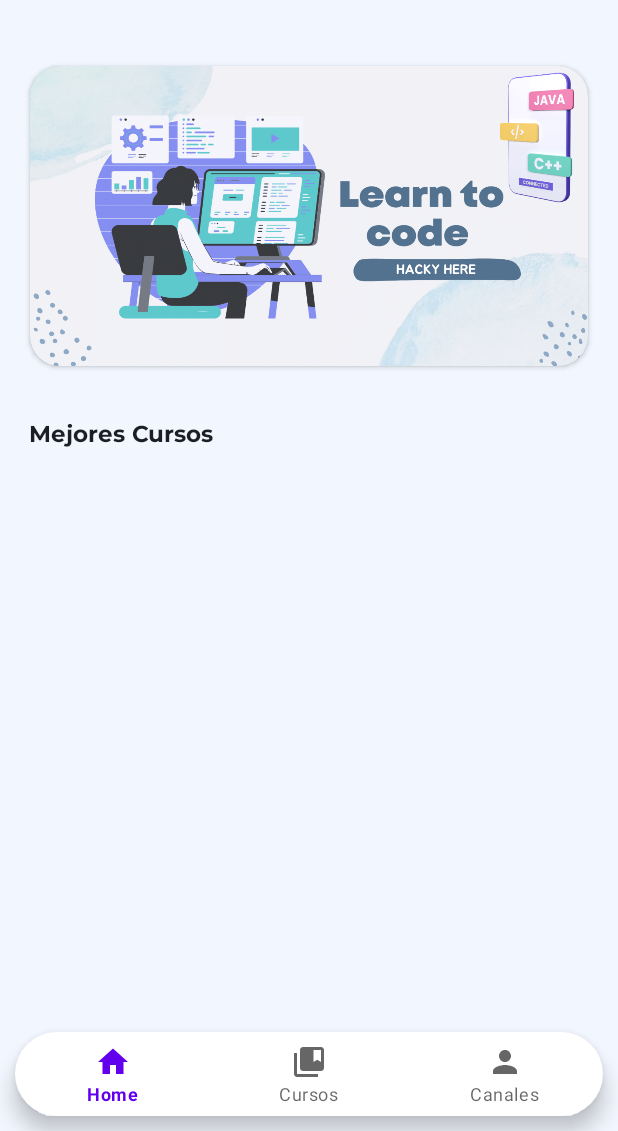
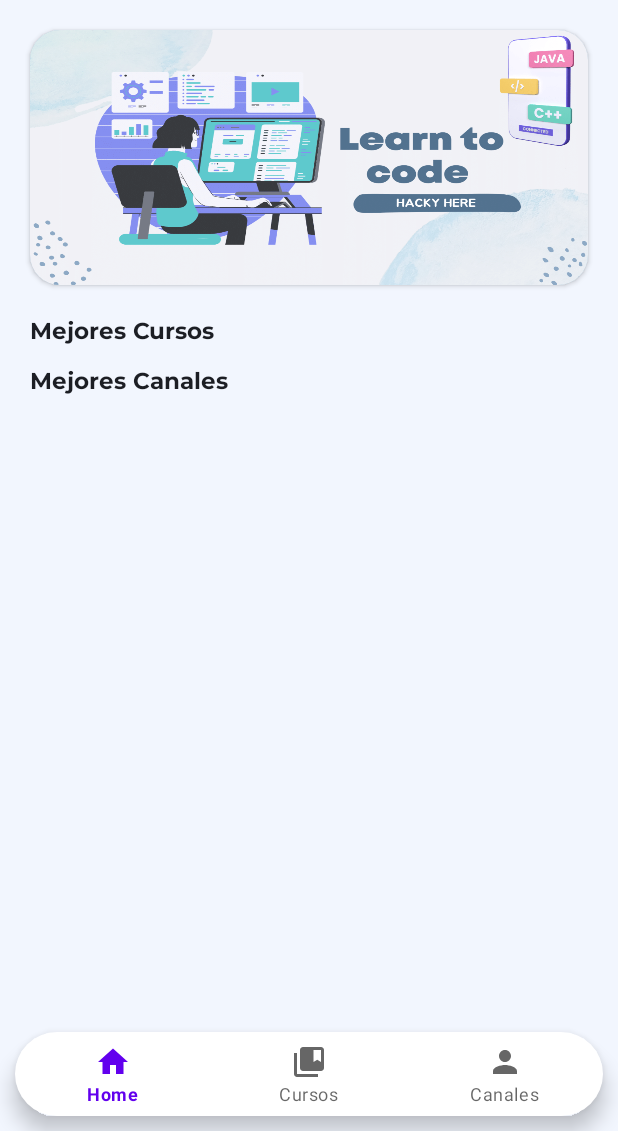
Before and after one commit to JhayCodee/Hacky, an Android app: the HomeFragment screen opened directly, with no data from a screen before it, on a phone screen of 412 x 824 dp, the part 105-1236 px from its top. Run offline under Robolectric (Android 15) with nearby library versions, the phone set to English and light mode, and no system bars; our stand-ins replace Firebase (no records; nobody signed in at launch, a user with empty details on screens opened directly), navigation-ui.

Commit message:
Design de los fragmentos terminados, incluyendo recyclers cargados con firebase.

```diff
--- a/app/src/main/java/com/hawk/hacky/view/HomeFragment.kt
+++ b/app/src/main/java/com/hawk/hacky/view/HomeFragment.kt
@@ -10,32 +10,13 @@ import androidx.recyclerview.widget.RecyclerView
 import com.google.firebase.database.*
 
 import com.hawk.hacky.R
+import com.hawk.hacky.adapter.CanalesAdapter
 import com.hawk.hacky.adapter.CursosAdapter
 import com.hawk.hacky.databinding.FragmentHomeBinding
+import com.hawk.hacky.provider.Canales
 import com.hawk.hacky.provider.Cursos
 
-// TODO: Rename parameter arguments, choose names that match
-// the fragment initialization parameters, e.g. ARG_ITEM_NUMBER
-private const val ARG_PARAM1 = "param1"
-private const val ARG_PARAM2 = "param2"
-
-/**
- * A simple [Fragment] subclass.
- * Use the [HomeFragment.newInstance] factory method to
- * create an instance of this fragment.
- */
 class HomeFragment : Fragment() {
-    // TODO: Rename and change types of parameters
-    private var param1: String? = null
-    private var param2: String? = null
-
-    override fun onCreate(savedInstanceState: Bundle?) {
-        super.onCreate(savedInstanceState)
-        arguments?.let {
-            param1 = it.getString(ARG_PARAM1)
-            param2 = it.getString(ARG_PARAM2)
-        }
-    }
 
     override fun onCreateView(
         inflater: LayoutInflater, container: ViewGroup?,
@@ -45,28 +26,48 @@ class HomeFragment : Fragment() {
         return binding.root
     }
 
-
-    // codigo del fragment
+    // view binding
     private var _binding : FragmentHomeBinding? = null
     private val binding: FragmentHomeBinding get() = _binding!!
 
+    // db
     private lateinit var dbref : DatabaseReference
     private lateinit var cursosRecyclerview : RecyclerView
+    private lateinit var canalesRecyclerView: RecyclerView
     private lateinit var cursosArrayList : ArrayList<Cursos>
-
+    private lateinit var canalessArrayList : ArrayList<Canales>
 
     override fun onViewCreated(view: View, savedInstanceState: Bundle?) {
         super.onViewCreated(view, savedInstanceState)
 
+        loadView()
+    }
+
+    // carga la vista del recycler view
+    fun loadView() {
+
         cursosRecyclerview = binding.cursosRV
+        canalesRecyclerView = binding.canalesRV
         cursosRecyclerview.layoutManager = LinearLayoutManager(context, RecyclerView.HORIZONTAL,false)
+        canalesRecyclerView.layoutManager = LinearLayoutManager(context)
         cursosRecyclerview.setHasFixedSize(true)
+        canalesRecyclerView.setHasFixedSize(true)
+        cursosArrayList = arrayListOf<Cursos>()
+        canalessArrayList = arrayListOf<Canales>()
 
-        cursosArrayList = arrayListOf<Cursos>()
         getData()
     }
 
+
+    // obtiene los datos de firebase para cargar los recyler view
     fun getData() {
+
+        getCanales()
+        getCursos()
+    }
+
+
+    fun getCursos() {
 
         dbref = FirebaseDatabase.getInstance().getReference("Cursos")
 
@@ -76,10 +77,15 @@ class HomeFragment : Fragment() {
 
                 if (snapshot.exists()) {
 
+                    var i = 0
+
                     for (cursoSnapshot in snapshot.children) {
 
-                        val curso = cursoSnapshot.getValue(Cursos::class.java)
-                        cursosArrayList.add(curso!!)
+                        if (i < 5) {
+                            val curso = cursoSnapshot.getValue(Cursos::class.java)
+                            cursosArrayList.add(curso!!)
+                        }
+                        i++
                     }
 
                     binding.cursosRV.adapter = CursosAdapter(cursosArrayList)
@@ -91,31 +97,38 @@ class HomeFragment : Fragment() {
             }
 
         })
-
     }
 
+    fun getCanales() {
 
+        dbref = FirebaseDatabase.getInstance().getReference("Canales")
 
+        dbref.addValueEventListener(object : ValueEventListener {
 
+            override fun onDataChange(snapshot: DataSnapshot) {
 
+                if (snapshot.exists()) {
 
-    companion object {
-        /**
-         * Use this factory method to create a new instance of
-         * this fragment using the provided parameters.
-         *
-         * @param param1 Parameter 1.
-         * @param param2 Parameter 2.
-         * @return A new instance of fragment HomeFragment.
-         */
-        // TODO: Rename and change types and number of parameters
-        @JvmStatic
-        fun newInstance(param1: String, param2: String) =
-            HomeFragment().apply {
-                arguments = Bundle().apply {
-                    putString(ARG_PARAM1, param1)
-                    putString(ARG_PARAM2, param2)
+                    var i = 0
+
+                    for (canalSnapshot in snapshot.children) {
+
+                        if (i < 3) {
+                            val canal = canalSnapshot.getValue(Canales::class.java)
+                            canalessArrayList.add(canal!!)
+                        }
+                        i++
+                    }
+
+                    binding.canalesRV.adapter = CanalesAdapter(canalessArrayList)
                 }
             }
+
+            override fun onCancelled(error: DatabaseError) {
+                TODO("Not yet implemented")
+            }
+
+        })
     }
+
 }
--- a/app/src/main/res/layout/activity_main.xml
+++ b/app/src/main/res/layout/activity_main.xml
@@ -12,14 +12,15 @@
         android:id="@+id/fragmentContainerView"
         android:name="androidx.navigation.fragment.NavHostFragment"
         android:layout_width="match_parent"
-        android:layout_height="match_parent"
+        android:layout_height="0dp"
         app:defaultNavHost="true"
-        app:layout_constraintBottom_toBottomOf="@+id/bottomNavigationView"
+
+        app:layout_constraintBottom_toTopOf="@+id/bottomNavigationView"
         app:layout_constraintEnd_toEndOf="parent"
         app:layout_constraintHorizontal_bias="0.0"
         app:layout_constraintStart_toStartOf="parent"
         app:layout_constraintTop_toTopOf="parent"
-        app:layout_constraintVertical_bias="1.0"
+        app:layout_constraintVertical_bias="0.0"
         app:navGraph="@navigation/my_nav" />
 
     <com.google.android.material.bottomnavigation.BottomNavigationView
--- a/app/src/main/res/layout/cursos.xml
+++ b/app/src/main/res/layout/cursos.xml
@@ -15,7 +15,10 @@
 
     <androidx.constraintlayout.widget.ConstraintLayout
         android:layout_width="match_parent"
-        android:layout_height="match_parent">
+        android:layout_height="match_parent"
+        app:strokeWidth="1dp"
+        app:strokeColor="@color/black"
+        >
 
         <ImageView
             android:id="@+id/imagenCurso"
--- a/app/src/main/res/layout/fragment_home.xml
+++ b/app/src/main/res/layout/fragment_home.xml
@@ -1,10 +1,11 @@
 <?xml version="1.0" encoding="utf-8"?>
-<androidx.constraintlayout.widget.ConstraintLayout xmlns:android="http://schemas.android.com/apk/res/android"
+<LinearLayout xmlns:android="http://schemas.android.com/apk/res/android"
     xmlns:app="http://schemas.android.com/apk/res-auto"
     xmlns:tools="http://schemas.android.com/tools"
     android:layout_width="match_parent"
     android:layout_height="match_parent"
     tools:context=".view.HomeFragment"
+    android:orientation="vertical"
     android:background="@color/celesteClaro">
 
     <androidx.constraintlayout.widget.ConstraintLayout
@@ -45,7 +46,7 @@
     <androidx.cardview.widget.CardView
         android:id="@+id/cardView"
         android:layout_width="match_parent"
-        android:layout_height="200dp"
+        android:layout_height="170dp"
         android:layout_margin="20dp"
         android:backgroundTint="@color/celeste"
         app:cardCornerRadius="20dp"
@@ -69,7 +70,7 @@
     <TextView
         android:layout_width="wrap_content"
         android:layout_height="wrap_content"
-        android:layout_marginBottom="5dp"
+        android:layout_marginLeft="20dp"
         android:fontFamily="@font/montserrat_bold"
         android:text="Mejores Cursos"
         android:textColor="@color/negro"
@@ -83,14 +84,40 @@
         android:id="@+id/cursosRV"
         android:layout_width="wrap_content"
         android:layout_height="wrap_content"
-        android:layout_marginTop="60dp"
+        android:layout_marginHorizontal="20dp"
+        android:layout_marginTop="5dp"
         app:layout_constraintEnd_toEndOf="parent"
         app:layout_constraintHorizontal_bias="0.053"
         app:layout_constraintStart_toStartOf="parent"
-        app:layout_constraintTop_toBottomOf="@+id/cardView"
-        tools:layoutManager="GridLayoutManager"
-        tools:listitem="@layout/recycler_view_item"
-        tools:spanCount="5" />
+        app:layout_constraintTop_toBottomOf="@+id/cardView" />
+
+    <TextView
+        android:id="@+id/textView"
+        android:layout_width="wrap_content"
+        android:layout_height="wrap_content"
+        android:layout_marginTop="8dp"
+        android:fontFamily="@font/montserrat_bold"
+        android:text="Mejores Canales"
+        android:textColor="@color/negro"
+        android:layout_marginHorizontal="20dp"
+        android:textSize="15sp"
+        app:layout_constraintEnd_toEndOf="parent"
+        app:layout_constraintHorizontal_bias="0.07"
+        app:layout_constraintStart_toStartOf="parent"
+        app:layout_constraintTop_toBottomOf="@+id/cursosRV" />
+
+    <androidx.recyclerview.widget.RecyclerView
+        android:id="@+id/canalesRV"
+        android:layout_marginHorizontal="20dp"
+        android:scrollbars="vertical"
+        android:layout_width="match_parent"
+        android:layout_height="wrap_content"
+        android:layout_marginTop="5dp"
+        app:layout_constraintEnd_toEndOf="parent"
+        app:layout_constraintHorizontal_bias="0.053"
+        app:layout_constraintStart_toStartOf="parent"
+        app:layout_constraintTop_toBottomOf="@+id/textView"
+        />
 
 
-</androidx.constraintlayout.widget.ConstraintLayout>
+</LinearLayout>
```
Also changed, not shown: app/src/main/java/com/hawk/hacky/adapter/CanalesAdapter.kt (added, +23 -0 lines), app/src/main/java/com/hawk/hacky/adapter/CanalesViewHolder.kt (added, +18 -0 lines), app/src/main/java/com/hawk/hacky/adapter/CursoDetalleAdapter.kt (added, +25 -0 lines), app/src/main/java/com/hawk/hacky/adapter/CursoDetalleViewHolder.kt (added, +19 -0 lines), app/src/main/java/com/hawk/hacky/provider/Canales.kt (added, +11 -0 lines), app/src/main/java/com/hawk/hacky/view/CanalesFragment.kt (+62 -39 lines), app/src/main/java/com/hawk/hacky/view/CursosFragment.kt (+62 -39 lines), app/src/main/res/drawable/border.xml (added, +28 -0 lines), app/src/main/res/layout/canales.xml (added, +42 -0 lines), app/src/main/res/layout/card_cursos.xml (added, +62 -0 lines), app/src/main/res/layout/fragment_canales.xml (+30 -7 lines), app/src/main/res/layout/fragment_cursos.xml (+30 -7 lines).
